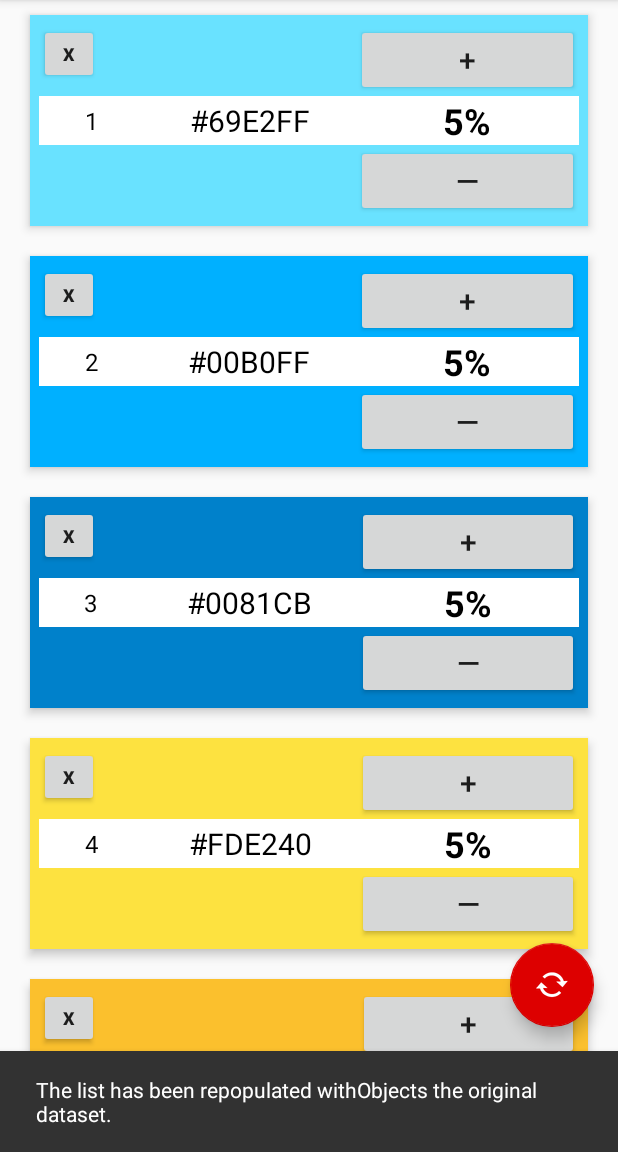
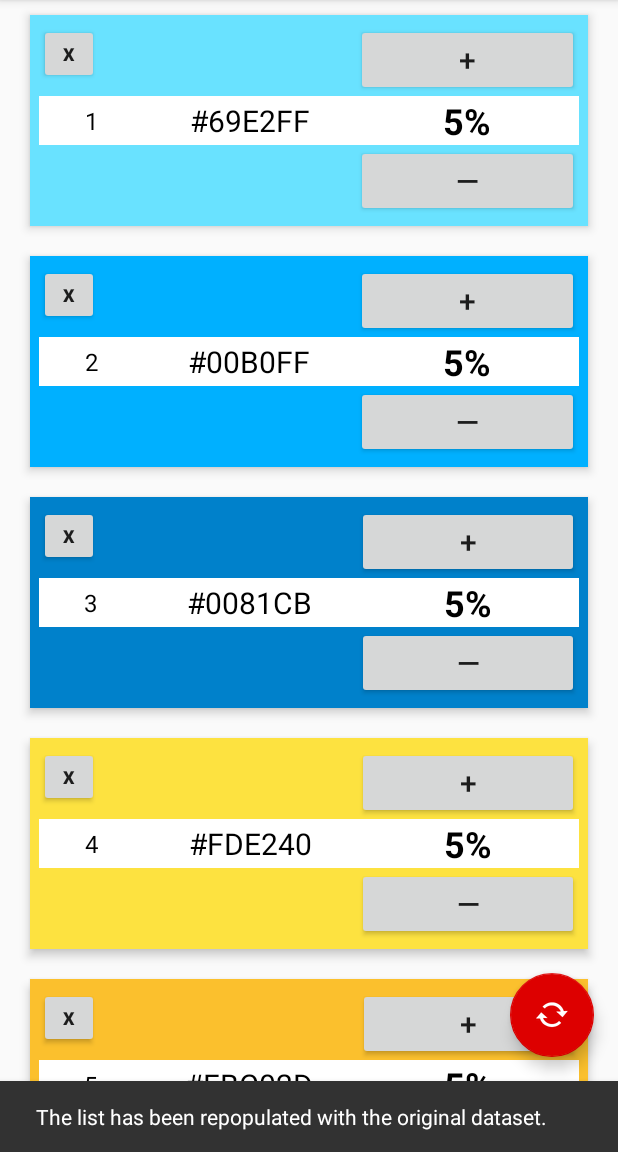
Before and after one commit to 617274/rateraid, an Android app: the screen it shows after launch (ColorListActivity), after a tap on an icon or button, on a phone screen of 412 x 824 dp, the part 84-1236 px from its top. Run offline under Robolectric (Android 15) with nearby library versions, the phone set to English and light mode, and no system bars.

Commit message:
chore: Update annotation

```diff
--- a/sample/src/main/java/com/github/rjbx/sample/ColorDetailActivity.java
+++ b/sample/src/main/java/com/github/rjbx/sample/ColorDetailActivity.java
@@ -12,7 +12,7 @@ import android.view.MenuItem;
 /**
  * An activity representing a single ColorItem detail screen. This
  * activity is only used on narrow width devices. On tablet-size devices,
- * item details are presented side-by-side withObjects a list of items
+ * item details are presented side-by-side with a list of items
  * in a {@link ColorListActivity}.
  */
 public class ColorDetailActivity extends AppCompatActivity {
@@ -27,7 +27,7 @@ public class ColorDetailActivity extends AppCompatActivity {
         fab.setOnClickListener(clickedView ->
             Snackbar.make(
                     clickedView,
-                    "Replace withObjects your own detail action",
+                    "Replace with your own detail action",
                     Snackbar.LENGTH_LONG
             ).setAction("Action", null).show());
 
--- a/sample/src/main/java/com/github/rjbx/sample/ColorListActivity.java
+++ b/sample/src/main/java/com/github/rjbx/sample/ColorListActivity.java
@@ -70,7 +70,7 @@ public class ColorListActivity extends AppCompatActivity {
             mListAdapter.swapItems(new ArrayList<>(ColorData.getSavedItems().values()));
             Snackbar.make(
                     clickedView,
-                    "The list has been repopulated withObjects the original dataset.",
+                    "The list has been repopulated with the original dataset.",
                     Snackbar.LENGTH_LONG
             ).setAction("Action", null).show();
         });
```
Also changed, not shown: rateraid/src/main/java/com/github/rjbx/rateraid/Rateraid.java (+10 -10 lines), 3 other files.
